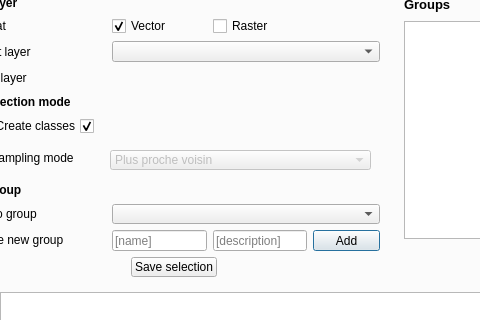
First picture: the form in BioDispersal_dialog_base.ui, repository MathieuChailloux/BioDispersal, before the edit; both pictures show x 84 to 564 and y 119 to 439 of the 933 by 722 pixel window.
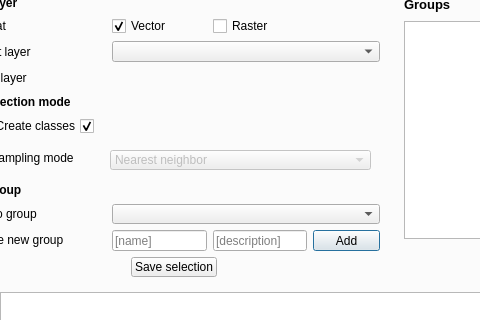
Second picture: the form after the edit. The open tabs and pages were chosen to show the change. Icons and pictures are not drawn. Custom widgets are drawn as their Qt base class.

The edit to the form file:
```diff
--- a/BioDispersal_dialog_base.ui
+++ b/BioDispersal_dialog_base.ui
@@ -1287,7 +1287,7 @@
                            </property>
                            <item>
                             <property name="text">
-                             <string>Plus proche voisin</string>
+                             <string>Nearest neighbor</string>
                             </property>
                            </item>
                            <item>
```
Left out of the diff: 52 changed lines with no effect on the pictures.
